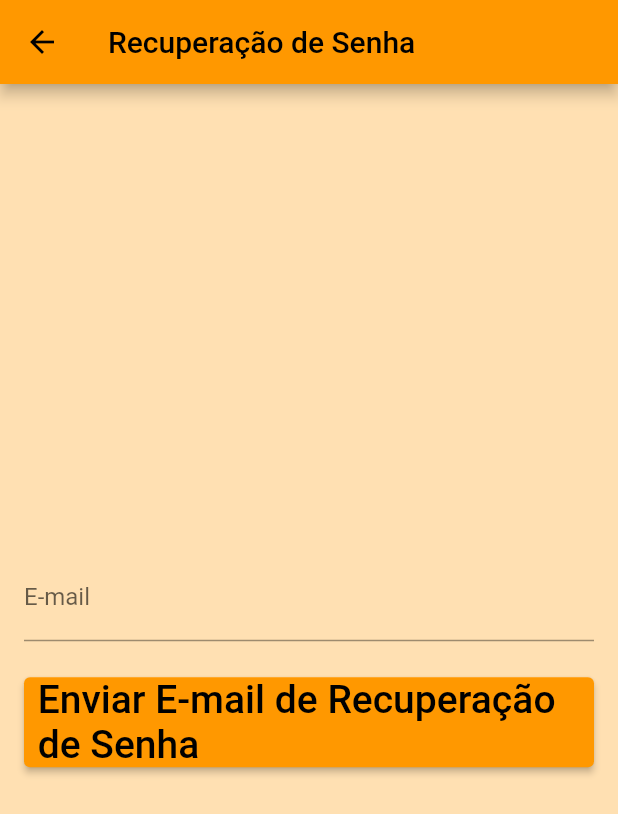
After one commit to Iagolealfa/Cop-Incident, a Flutter app: the ForgotPasswordScreen screen opened directly, on a phone screen of 412 x 824 dp. The commit adds this screen. Shown: the top 814 px of the screen. Run offline on Flutter 3.47's test engine with Material 2 defaults, Android fonts, the phone set to English and light mode, and no system bars; our stand-ins replace cloud_firestore, firebase_auth, firebase_core; accounts and stored records are empty; Roboto replaces fonts that are missing (Orienta).

Commit message:
Criação da tela de recuperação de senha

```diff
--- a/incident/lib/criarIncidente.dart
+++ b/incident/lib/criarIncidente.dart
@@ -59,6 +59,7 @@ class _CreateIncidentScreenState extends State<CreateIncidentScreen> {
           child: Form(
             key: _formKey,
             child: Column(
+              mainAxisAlignment: MainAxisAlignment.start,
               crossAxisAlignment: CrossAxisAlignment.start,
               children: [
                 TextFormField(
--- /dev/null
+++ b/incident/lib/recuperarSenha.dart
@@ -0,0 +1,99 @@
+import 'package:flutter/material.dart';
+import 'package:firebase_auth/firebase_auth.dart';
+import 'package:incident/login.dart';
+
+class ForgotPasswordScreen extends StatefulWidget {
+  @override
+  _ForgotPasswordScreenState createState() => _ForgotPasswordScreenState();
+}
+
+class _ForgotPasswordScreenState extends State<ForgotPasswordScreen> {
+  final TextEditingController _emailController = TextEditingController();
+  final FirebaseAuth _auth = FirebaseAuth.instance;
+  String? _emailError;
+
+  void _clearErrors() {
+    setState(() {
+      _emailError = null;
+    });
+  }
+
+  Future<void> _sendPasswordResetEmail() async {
+    _clearErrors();
+
+    final String email = _emailController.text.trim();
+
+    try {
+      await _auth.sendPasswordResetEmail(email: email);
+      // Caso a requisição seja bem-sucedida, exiba uma mensagem para o usuário
+      showDialog(
+        context: context,
+        builder: (context) => AlertDialog(
+          title: Text('Sucesso'),
+          content: Text(
+              'Um e-mail de recuperação de senha foi enviado para $email.'),
+          actions: [
+            TextButton(
+              onPressed: () {
+                Navigator.push(
+                  context,
+                  MaterialPageRoute(
+                    builder: (context) => LoginScreen(),
+                  ),
+                );
+              },
+              child: Text('Fechar'),
+            ),
+          ],
+        ),
+      );
+    } catch (e) {
+      if (e is FirebaseAuthException) {
+        setState(() {
+          if (e.code == 'user-not-found') {
+            _emailError =
+                "Não foi possível encontrar um usuário com esse e-mail.";
+          } else {
+            _emailError =
+                "Erro ao enviar o e-mail de recuperação de senha: ${e.message}";
+          }
+        });
+      } else {
+        setState(() {
+          _emailError = "Erro ao enviar o e-mail de recuperação de senha: $e";
+        });
+      }
+    }
+  }
+
+  @override
+  Widget build(BuildContext context) {
+    return Scaffold(
+      appBar: AppBar(
+        title: Text('Recuperação de Senha'),
+      ),
+      body: Padding(
+        padding: const EdgeInsets.all(16.0),
+        child: Column(
+          mainAxisAlignment: MainAxisAlignment.center,
+          crossAxisAlignment: CrossAxisAlignment.stretch,
+          children: [
+            TextField(
+              controller: _emailController,
+              keyboardType: TextInputType.emailAddress,
+              decoration: InputDecoration(
+                labelText: 'E-mail',
+                errorText: _emailError,
+              ),
+            ),
+            SizedBox(height: 24),
+            ElevatedButton(
+              onPressed: _sendPasswordResetEmail,
+              child: Text('Enviar E-mail de Recuperação de Senha'),
+            ),
+          ],
+        ),
+      ),
+    );
+  }
+}
```
Also changed, not shown: incident/lib/login.dart (+12 -0 lines).
